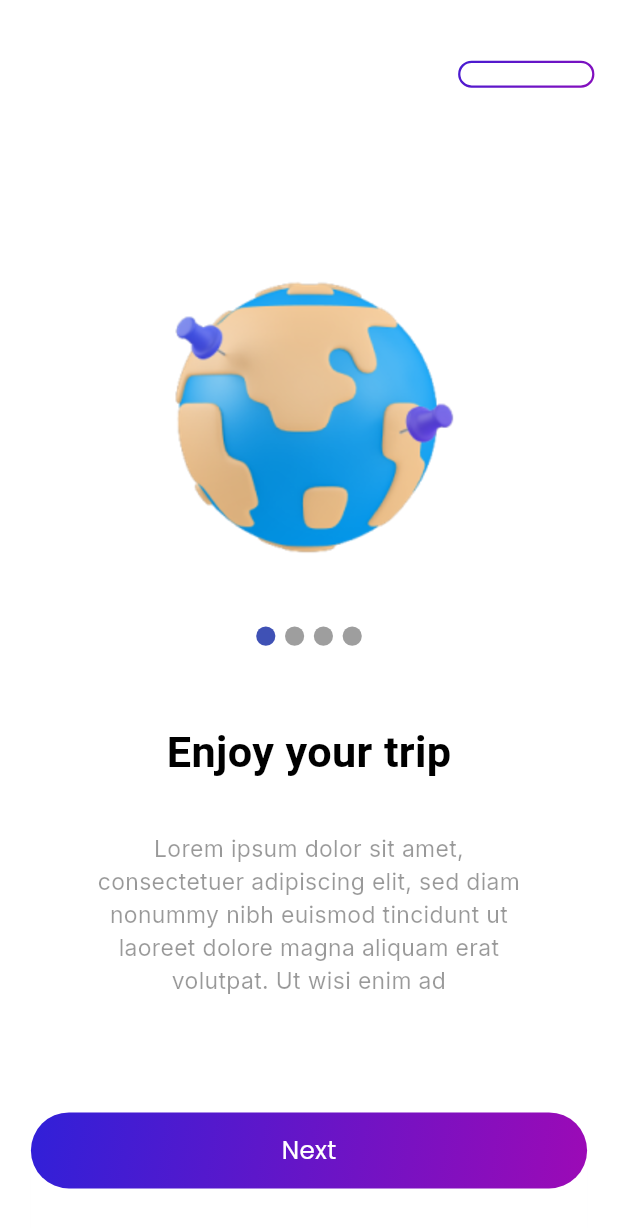
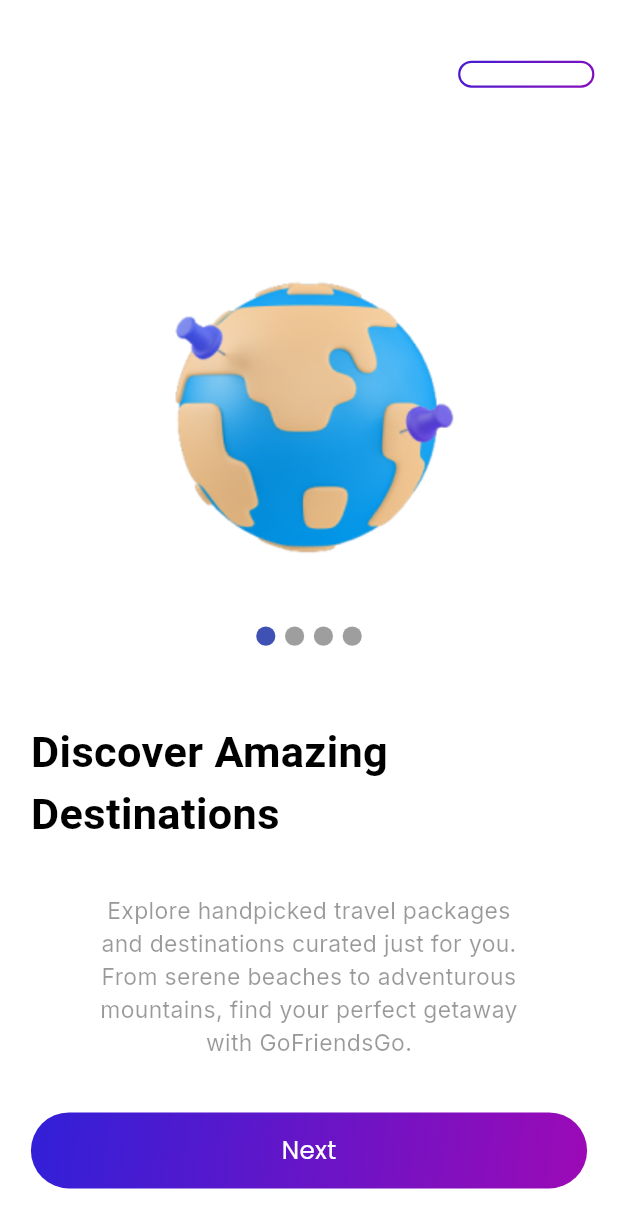
Before and after one commit to NotKislay/GFG_user, a Flutter app: the screen it shows after launch, on a phone screen of 412 x 824 dp. Shown: the top 1228 px of the screen. Run offline on Flutter 3.47's test engine with Material 3 defaults, Android fonts, the light colour scheme and no system bars; drawn by our look-alikes of smooth_page_indicator; our stand-ins replace audioplayers, cached_network_image, cloud_firestore, connectivity_plus, device_info_plus, dio and 14 more; missing offline and left inert: emoji_regex, five_pointed_star, pdfx, pusher_client, record, video_thumbnail; accounts and stored records are empty; Roboto replaces fonts that are missing (InknutAntiqua).

Commit message:
Vendor code updates

```diff
--- a/lib/model/notification_card_model.dart
+++ b/lib/model/notification_card_model.dart
@@ -16,31 +16,31 @@ class NotificationCardModel {
 List<NotificationCardModel> notificationCardList = [
   NotificationCardModel(
     isUnread: true,
-      mainText: 'Lorem ipsum dolor sit amet, consectetur ',
+      mainText: 'Your booking has been confirmed!',
       timeText: '1m ago.',
       imageIcon: 'assets/images/Hotel icon.png',
       subText:
-          'Lorem ipsum dolor sit amet, consectetur adipiscing elit dolor sit amet, consectetur adipiscing elit.  '),
+          'Great news! Your travel package booking has been successfully confirmed. Check your booking details for more information.'),
   NotificationCardModel(
     isUnread: false,
-      mainText: 'Lorem ipsum dolor sit amet, consectetur ',
-      timeText: '1m ago.',
+      mainText: 'Special offer on beach packages',
+      timeText: '2h ago.',
       imageIcon: 'assets/images/Hotel icon.png',
       subText:
-          'Lorem ipsum dolor sit amet, consectetur adipiscing elit dolor sit amet, consectetur adipiscing elit.  '),
+          'Limited time offer! Get up to 30% off on selected beach destinations. Book now and save on your next vacation.'),
   NotificationCardModel(
     isUnread: false,
-      mainText: 'Lorem ipsum dolor sit amet, consectetur ',
-      timeText: '1m ago.',
+      mainText: 'Reminder: Upcoming trip next week',
+      timeText: '1d ago.',
       imageIcon: 'assets/images/Hotel icon.png',
       subText:
-          'Lorem ipsum dolor sit amet, consectetur adipiscing elit dolor sit amet, consectetur adipiscing elit.  '),
+          'Your trip to your selected destination is coming up soon. Make sure you have all necessary documents ready.'),
   NotificationCardModel(
     isUnread: true,
-      mainText: 'Lorem ipsum dolor sit amet, consectetur ',
-      timeText: '1m ago.',
+      mainText: 'New message from travel expert',
+      timeText: '3h ago.',
       imageIcon: 'assets/images/Hotel icon.png',
       subText:
-          'Lorem ipsum dolor sit amet, consectetur adipiscing elit dolor sit amet, consectetur adipiscing elit.  '),
+          'You have a new message from our travel expert regarding your inquiry. Tap to view and respond.'),
 
 ];
--- a/lib/model/on_boarding_model.dart
+++ b/lib/model/on_boarding_model.dart
@@ -12,22 +12,22 @@ class OnBoardingModel {
 List<OnBoardingModel> onBoardingList = [
   OnBoardingModel(
       imagePath: "assets/images/on_boarding_1.png",
-      title: "Enjoy your trip",
+      title: "Discover Amazing Destinations",
       subTitle:
-          "Lorem ipsum dolor sit amet, consectetuer adipiscing elit, sed diam nonummy nibh euismod tincidunt ut laoreet dolore magna aliquam erat volutpat. Ut wisi enim ad"),
+          "Explore handpicked travel packages and destinations curated just for you. From serene beaches to adventurous mountains, find your perfect getaway with GoFriendsGo."),
   OnBoardingModel(
       imagePath: "assets/images/on_boarding_2.png",
-      title: "Enjoy your trip",
+      title: "Easy Booking & Management",
       subTitle:
-          "Lorem ipsum dolor sit amet, consectetuer adipiscing elit, sed diam nonummy nibh euismod tincidunt ut laoreet dolore magna aliquam erat volutpat. Ut wisi enim ad"),
+          "Book your dream vacation in just a few taps. Manage your bookings, track your trips, and access all your travel details anytime, anywhere with our easy-to-use app."),
   OnBoardingModel(
       imagePath: "assets/images/on_boarding_3.png",
-      title: "Enjoy your trip",
+      title: "24/7 Travel Support",
       subTitle:
-          "Lorem ipsum dolor sit amet, consectetuer adipiscing elit, sed diam nonummy nibh euismod tincidunt ut laoreet dolore magna aliquam erat volutpat. Ut wisi enim ad"),
+          "Chat with our travel experts anytime you need help. Get instant support, travel tips, and personalized recommendations to make your journey unforgettable."),
   OnBoardingModel(
       imagePath: "assets/images/on_boarding_4.png",
-      title: "Enjoy your trip",
+      title: "Start Your Journey Today",
       subTitle:
-          "Lorem ipsum dolor sit amet, consectetuer adipiscing elit, sed diam nonummy nibh euismod tincidunt ut laoreet dolore magna aliquam erat volutpat. Ut wisi enim ad"),
+          "Join thousands of happy travelers who trust GoFriendsGo for their adventures. Create your account now and unlock exclusive travel deals and experiences."),
 ];
--- a/lib/view/chat_screen/create_chat_screen.dart
+++ b/lib/view/chat_screen/create_chat_screen.dart
@@ -15,7 +15,6 @@ import 'package:gofriendsgo/utils/color_theme/colors.dart';
 import 'package:gofriendsgo/utils/constants/custom_text.dart';
 import 'package:gofriendsgo/utils/constants/mediaquery.dart';
 import 'package:gofriendsgo/utils/constants/paths.dart';
-import 'package:gofriendsgo/utils/constants/permission_helper.dart';
 import 'package:gofriendsgo/utils/constants/sizedbox.dart';
 import 'package:gofriendsgo/utils/navigations/navigations.dart';
 import 'package:gofriendsgo/view/chat_screen/utils/chat_attachment.dart';
@@ -29,7 +28,6 @@ import 'package:intl/intl.dart';
 import 'package:loading_animation_widget/loading_animation_widget.dart';
 import 'package:path_provider/path_provider.dart';
 import 'package:pdfx/pdfx.dart';
-import 'package:permission_handler/permission_handler.dart';
 import 'package:provider/provider.dart';
 import 'package:scrollable_positioned_list/scrollable_positioned_list.dart';
 
```
Also changed, not shown: lib/widgets/chat_widgets/chat_field.dart (+85 -13 lines), pubspec.yaml (+12 -5 lines), pubspec.lock, 63 other files.
